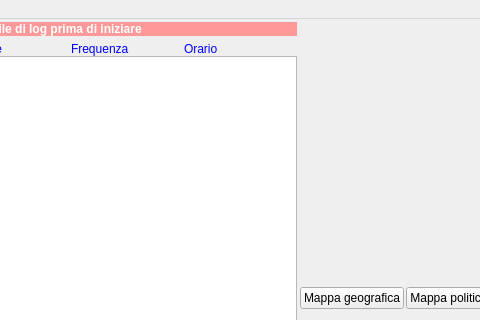
The window that mainwindow.ui (DoppiaZeta/RFLog) describes before a commit, drawn with Qt 5; both pictures show x 277 to 757 and y 0 to 320 of the 971 by 599 pixel window.
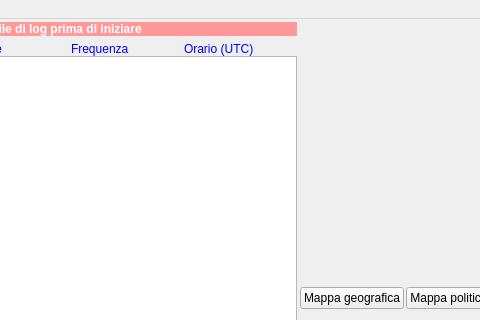
The same window after the commit.

Commit message: fix orario utc

What changed in the file:
```diff
--- a/mainwindow.ui
+++ b/mainwindow.ui
@@ -56,7 +56,7 @@
            <string notr="true">color: blue;</string>
           </property>
           <property name="text">
-           <string>Orario</string>
+           <string>Orario (UTC)</string>
           </property>
          </widget>
         </item>
```
Left out of the diff: 2 changed lines with no effect on the pictures. The commit also changes 1 other file.
